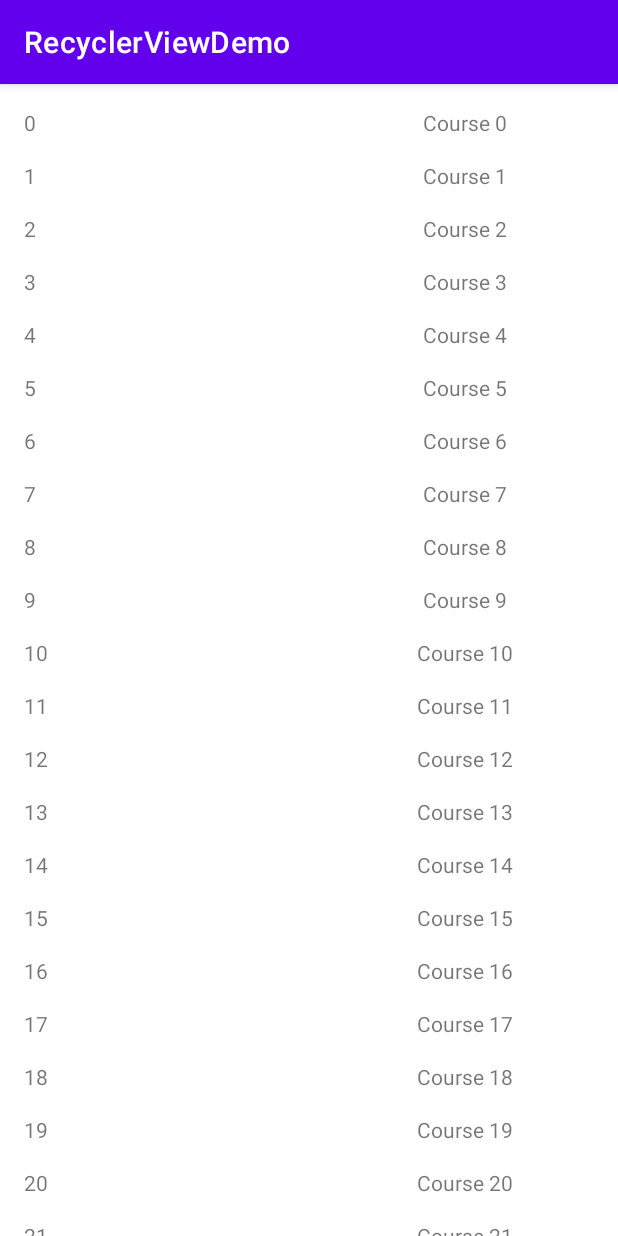
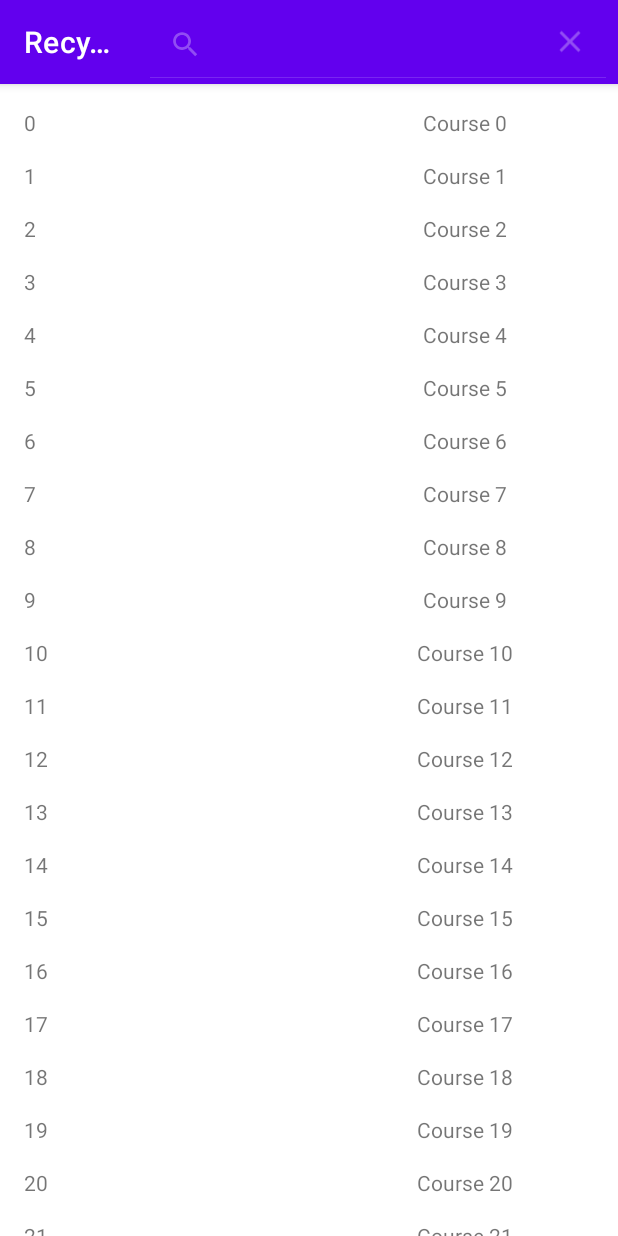
Before and after one commit to z5282756/RecyclerViewDemo, an Android app: the screen it shows after launch (MainActivity), after a tap on "10", on a phone screen of 412 x 824 dp. Run offline under Robolectric (Android 15) with nearby library versions, the phone set to English and light mode, and no system bars; 1 other tap on this screen came first.

Commit message:
Implemented filtered search!

```diff
--- a/app/src/main/java/com/example/recyclerviewdemo/Course.java
+++ b/app/src/main/java/com/example/recyclerviewdemo/Course.java
@@ -33,8 +33,8 @@ public class Course {
     public void setName(String name) {
         this.name = name;
     }
-    // 9.whenever you want to instatiate an object from this class and pass some values to be part
-    // of the object or insteace
+    // 9.whenever you want to instantiate an object from this class and pass some values to be part
+    // of the object or instance
     // 9.you need to pass the values using constructor method (Object Orienting Programming)
     // 9.constructor method must be public to access outside this class --> (go to 9(cont.))
 
--- a/app/src/main/java/com/example/recyclerviewdemo/CourseAdapter.java
+++ b/app/src/main/java/com/example/recyclerviewdemo/CourseAdapter.java
@@ -4,19 +4,25 @@ package com.example.recyclerviewdemo;
 import android.view.LayoutInflater;
 import android.view.View;
 import android.view.ViewGroup;
+import android.widget.Filter;
+import android.widget.Filterable;
 import android.widget.TextView;
 
 import androidx.annotation.NonNull;
 import androidx.recyclerview.widget.RecyclerView;
 
+import java.util.ArrayList;
 import java.util.List;
 
 // 18. create subclass in java through "extend":
 // 19. need to pass on viewHolder --> each row/item on the list is a viewholder
 
-public class CourseAdapter extends RecyclerView.Adapter<CourseAdapter.MyViewHolder> {
-    //33.
-    private List<Course> mCourses;
+
+// 54. add "implements Filterable" + implement its methods
+public class CourseAdapter extends RecyclerView.Adapter<CourseAdapter.MyViewHolder> implements Filterable {
+    //33. --> private List<Course> mCourses;
+    private List<Course> mCourses, mCoursesFiltered;
+    // 58. add new attribute mCoursesFiltered --> private List<Course> mCourses, mCoursesFiltered;
 
     //45. add another attribute to class:
     private CourseRecyclerviewInterface mInterface;
@@ -32,6 +38,10 @@ public class CourseAdapter extends RecyclerView.Adapter<CourseAdapter.MyViewHold
     public CourseAdapter(List<Course> courses, CourseRecyclerviewInterface courseInterface) {
         //34.
         mCourses = courses;
+
+        //59. keep copy of the same list (courses) for mCourseFiltered so filtering done on the
+        // copy not the original list:
+        mCoursesFiltered = courses;
 
         //47.
         mInterface = courseInterface;
@@ -68,7 +78,10 @@ public class CourseAdapter extends RecyclerView.Adapter<CourseAdapter.MyViewHold
     // sets/assign data for every ViewHolder
     public void onBindViewHolder(@NonNull CourseAdapter.MyViewHolder holder, int position) {
         //36. bind course object:
-        Course course = mCourses.get(position);
+        // --> Course course = mCourses.get(position);
+        Course course = mCoursesFiltered.get(position);
+        //68. need to change above to
+        // --> Course course = mCoursesFiltered.get(position);
 
         //37. get code and name
         holder.mCode.setText(course.getCode());
@@ -81,7 +94,67 @@ public class CourseAdapter extends RecyclerView.Adapter<CourseAdapter.MyViewHold
     // gives the size of the list/ number of items in the recyclerView
     public int getItemCount() {
         //35. change return value to mCourses.size(); to set the list size dynamically:
-        return mCourses.size();
+        // --> return mCourses.size();
+        return mCoursesFiltered.size();
+        //67. need to change above getItemCount() to return mCoursesFiltered (filtered list)
+        // --> return mCoursesFiltered.size();
+    }
+
+    //55. method automatically appears below
+    @Override
+    public Filter getFilter() {
+        //56.instead of returning null, we return "new Filter"
+        // + double click option to automaticly add method
+
+        //57. add new attribute at top of CourseAdapter class
+
+        return new Filter() {
+            @Override
+            // does the actual filtering
+            protected FilterResults performFiltering(CharSequence charSequence) {
+                //60. saved charsequence to the query object
+                String query = charSequence.toString();
+                //61. now check if query is empty or not:
+                //61(cont). if query object is empty, the filtered list (mCoursesFiltered) equals original list (mCourses)
+                if (query.isEmpty()) {
+                    mCoursesFiltered = mCourses;
+                } else {
+                    //61(cont).but if there is a query, for every course object (courses) in the list of courses (mCourses) if
+                    //61(cont). the course name (course.getName()) contains the query string (.contains(query)),
+                    //61(cont). this is candidate for a search result and we add the 'course' object to the
+                    //61(cont). 'filteredList' array list
+                    ArrayList<Course> filteredList = new ArrayList<>();
+                    for (Course course : mCourses) {
+                        if(course.getName().contains(query)) {
+                            filteredList.add(course);
+                        }
+
+                    }
+                    //62. at the end of the loop, set the filteredList to equal the mCoursesFiltered
+                    mCoursesFiltered = filteredList;
+
+
+                }
+                //63. need to convert the list to FilterResult:
+                FilterResults filterResults = new FilterResults();
+                filterResults.values = mCoursesFiltered;
+                return filterResults;
+
+                //64. to display search --> go to MainActivity
+            }
+
+            @Override
+            //publishes the filtering results
+            protected void publishResults(CharSequence charSequence, FilterResults filterResults) {
+                //64. now doing the opposite of step 63. --> convert filterResult to arraylist of Course objects
+                // getting the values of filterResult and converting them to the Courses
+                mCoursesFiltered = (ArrayList<Course>) filterResults.values;
+                //65. once have list published (above) need to notify the adapter about the changes in the list:
+                // --> notifyDataSetChanged();
+                notifyDataSetChanged();
+
+            }
+        };
     }
 
     //21. implement myViewHolder sub-class & implement constructor
@@ -109,6 +182,11 @@ public class CourseAdapter extends RecyclerView.Adapter<CourseAdapter.MyViewHold
 
                     //52. go to MainActivity --> public void onCourseClick...
 
+                    //53. add search function --> add new resource (XML) file
+                    // --> file name = course_menu, resource type = menu
+                    // --> change icon image to search bar + change showAsAction = always
+                    // --> implement Filterable in CourseAdapter class
+
                 }
             });
 
--- a/app/src/main/java/com/example/recyclerviewdemo/MainActivity.java
+++ b/app/src/main/java/com/example/recyclerviewdemo/MainActivity.java
@@ -5,6 +5,10 @@ import androidx.recyclerview.widget.LinearLayoutManager;
 import androidx.recyclerview.widget.RecyclerView;
 
 import android.os.Bundle;
+import android.util.Log;
+import android.view.Menu;
+import android.view.MenuInflater;
+import android.widget.SearchView;
 import android.widget.Toast;
 
 import java.util.ArrayList;
@@ -15,8 +19,11 @@ import java.util.Random;
 // + implement its methods
 
 public class MainActivity extends AppCompatActivity implements CourseRecyclerviewInterface {
+    //65. add --> static final String TAG = "MainActivity";
+    static final String TAG = "MainActivity";
+
     // 1. change constraintLayout on XML to RecyclerView layout
-    // 2. declare an object from recyclerView:
+    // 2. declare an object from recyclerView --> RecyclerView mRecyclerView;
     RecyclerView mRecyclerView;
 
     // 12. need to create a list of objects from the course class:
@@ -117,4 +124,32 @@ public class MainActivity extends AppCompatActivity implements CourseRecyclervie
     }
     //44. go to constructor method for the Adapter class (courseAdapter)
 
+
+    //64(cont.) --> entire --> public boolean onCreateOptionsMenu(Menu menu) {
+    @Override
+    public boolean onCreateOptionsMenu(Menu menu) {
+        MenuInflater inflater = getMenuInflater();
+        inflater.inflate(R.menu.course_menu, menu);
+        SearchView searchView = (SearchView) menu.findItem(R.id.app_bar_search).getActionView();
+        searchView.setOnQueryTextListener(new SearchView.OnQueryTextListener() {
+            @Override
+            public boolean onQueryTextSubmit(String s) {
+                //66. add --> Log.d(TAG,"Line 58: Query = "+s); --> query coming through but problem w/ filtering
+                // therefore in Adapter --> need to change getItemCount() to return mCoursesFiltered (filtered list) NOT mCourse
+                // and need to change onBindViewHolder --> Course course = mCourseFiltered....
+                Log.d(TAG,"Line 58: Query = "+s);
+
+                adapter.getFilter().filter(s);
+                return false;
+            }
+
+            @Override
+            public boolean onQueryTextChange(String s) {
+                adapter.getFilter().filter(s);
+                return false;
+            }
+        });
+        return true;
+    }
+
 }
--- /dev/null
+++ b/app/src/main/res/menu/course_menu.xml
@@ -0,0 +1,10 @@
+<?xml version="1.0" encoding="utf-8"?>
+<menu xmlns:app="http://schemas.android.com/apk/res-auto"
+    xmlns:android="http://schemas.android.com/apk/res/android">
+    <item
+        android:id="@+id/app_bar_search"
+        android:icon="@android:drawable/ic_search_category_default"
+        android:title="Search"
+        app:actionViewClass="android.widget.SearchView"
+        app:showAsAction="always" />
+</menu>
```
